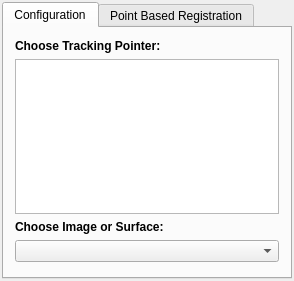
Old version of the form Plugins/org.mitk.gui.qt.igttracking/src/internal/IGTFiducialRegistrationControls.ui in the repository MITK/MITK.
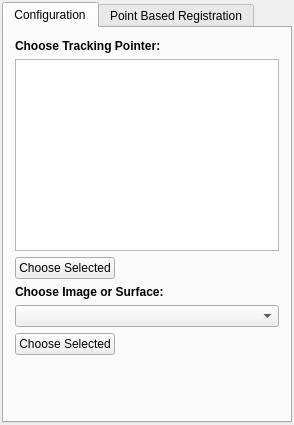
New version of the form. Custom widgets are drawn as their Qt base class.

Commit message: first working version of the registration widget

```diff
--- a/Plugins/org.mitk.gui.qt.igttracking/src/internal/IGTFiducialRegistrationControls.ui
+++ b/Plugins/org.mitk.gui.qt.igttracking/src/internal/IGTFiducialRegistrationControls.ui
@@ -7,7 +7,7 @@
     <x>0</x>
     <y>0</y>
     <width>294</width>
-    <height>281</height>
+    <height>425</height>
    </rect>
   </property>
   <property name="minimumSize">
@@ -52,6 +52,37 @@
        <item>
         <widget class="QmitkNavigationDataSourceSelectionWidget" name="m_TrackingDeviceSelectionWidget"/>
        </item>
+       <item>
+        <layout class="QHBoxLayout" name="horizontalLayout">
+         <item>
+          <widget class="QPushButton" name="m_ChooseSelectedPointer">
+           <property name="text">
+            <string>Choose Selected</string>
+           </property>
+          </widget>
+         </item>
+         <item>
+          <spacer name="horizontalSpacer_2">
+           <property name="orientation">
+            <enum>Qt::Horizontal</enum>
+           </property>
+           <property name="sizeHint" stdset="0">
+            <size>
+             <width>40</width>
+             <height>20</height>
+            </size>
+           </property>
+          </spacer>
+         </item>
+         <item>
+          <widget class="QLabel" name="m_PointerLabel">
+           <property name="text">
+            <string>&lt;none&gt;</string>
+           </property>
+          </widget>
+         </item>
+        </layout>
+       </item>
        <item>
         <widget class="QLabel" name="label_2">
          <property name="text">
@@ -62,6 +93,37 @@
        <item>
         <widget class="QmitkDataStorageComboBox" name="m_DataStorageComboBox"/>
        </item>
+       <item>
+        <layout class="QHBoxLayout" name="horizontalLayout_2">
+         <item>
+          <widget class="QPushButton" name="m_ChooseSelectedImage">
+           <property name="text">
+            <string>Choose Selected</string>
+           </property>
+          </widget>
+         </item>
+         <item>
+          <spacer name="horizontalSpacer">
+           <property name="orientation">
+            <enum>Qt::Horizontal</enum>
+           </property>
+           <property name="sizeHint" stdset="0">
+            <size>
+             <width>40</width>
+             <height>20</height>
+            </size>
+           </property>
+          </spacer>
+         </item>
+         <item>
+          <widget class="QLabel" name="m_ImageLabel">
+           <property name="text">
+            <string>&lt;none&gt;</string>
+           </property>
+          </widget>
+         </item>
+        </layout>
+       </item>
        <item>
         <spacer name="verticalSpacer">
          <property name="orientation">
```
The commit also changes 2 other files.
